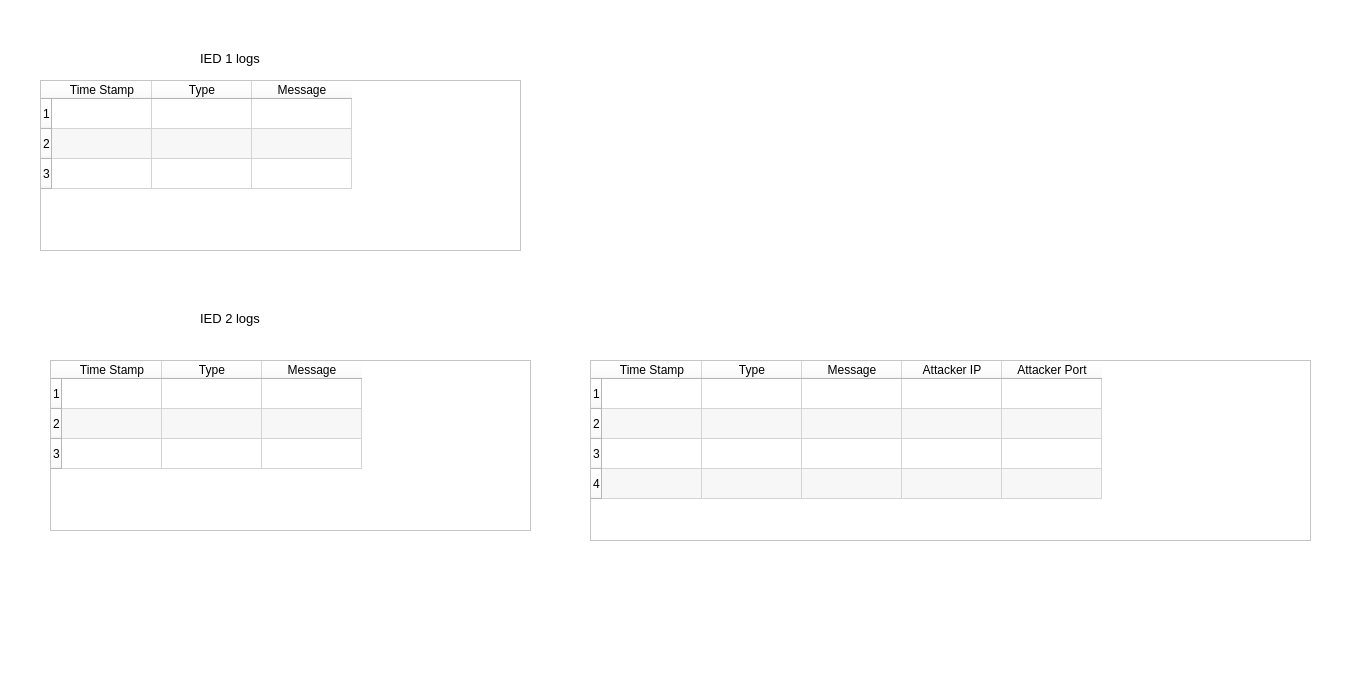
Before: the Qt Designer form ftp.ui in Saumya4321/Rahul_project, drawn with Qt 5.
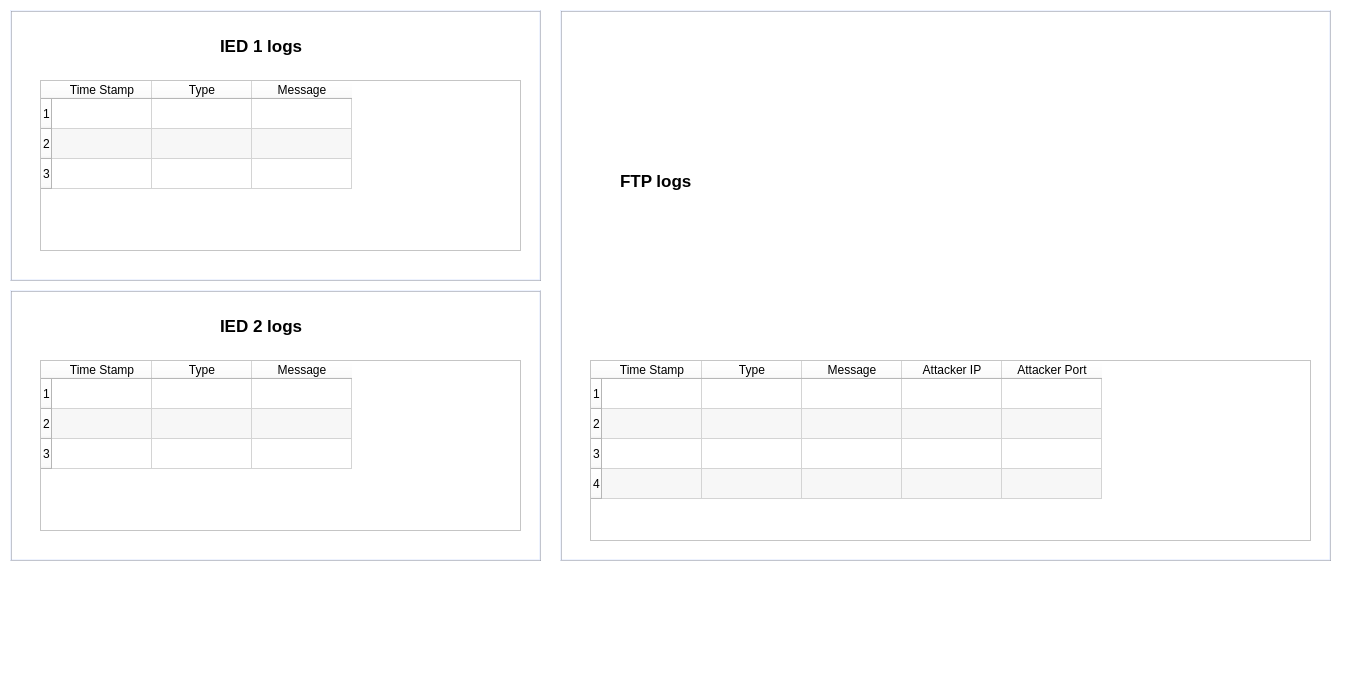
After: the same form once the commit is applied.

Commit message: added background colors for each log entry based on the entry "type"

What changed in the file:
```diff
--- a/ftp.ui
+++ b/ftp.ui
@@ -20,15 +20,17 @@
    <widget class="QLabel" name="label">
     <property name="geometry">
      <rect>
-      <x>200</x>
-      <y>50</y>
+      <x>220</x>
+      <y>30</y>
       <width>121</width>
-      <height>16</height>
+      <height>31</height>
      </rect>
     </property>
     <property name="font">
      <font>
-      <pointsize>10</pointsize>
+      <pointsize>13</pointsize>
+      <weight>75</weight>
+      <bold>true</bold>
      </font>
     </property>
     <property name="text">
@@ -38,15 +40,17 @@
    <widget class="QLabel" name="label_2">
     <property name="geometry">
      <rect>
-      <x>200</x>
+      <x>220</x>
       <y>310</y>
       <width>121</width>
-      <height>16</height>
+      <height>31</height>
      </rect>
     </property>
     <property name="font">
      <font>
-      <pointsize>10</pointsize>
+      <pointsize>13</pointsize>
+      <weight>75</weight>
+      <bold>true</bold>
      </font>
     </property>
     <property name="text">
@@ -117,7 +121,7 @@
    <widget class="QTableWidget" name="ied2">
     <property name="geometry">
      <rect>
-      <x>50</x>
+      <x>40</x>
       <y>360</y>
       <width>481</width>
       <height>171</height>
@@ -209,6 +213,79 @@
      </rect>
     </property>
    </widget>
+   <widget class="QLabel" name="label_6">
+    <property name="geometry">
+     <rect>
+      <x>620</x>
+      <y>160</y>
+      <width>91</width>
+      <height>41</height>
+     </rect>
+    </property>
+    <property name="font">
+     <font>
+      <pointsize>13</pointsize>
+      <weight>75</weight>
+      <bold>true</bold>
+     </font>
+    </property>
+    <property name="text">
+     <string>FTP logs</string>
+    </property>
+   </widget>
+   <widget class="QWidget" name="widget" native="true">
+    <property name="geometry">
+     <rect>
+      <x>10</x>
+      <y>10</y>
+      <width>531</width>
+      <height>271</height>
+     </rect>
+    </property>
+    <property name="styleSheet">
+     <string notr="true">border:2px solid rgba(151, 157, 172,150);
+border-style: ridge;</string>
+    </property>
+   </widget>
+   <widget class="QWidget" name="widget_2" native="true">
+    <property name="geometry">
+     <rect>
+      <x>10</x>
+      <y>290</y>
+      <width>531</width>
+      <height>271</height>
+     </rect>
+    </property>
+    <property name="styleSheet">
+     <string notr="true">border:2px solid rgba(151, 157, 172,150);
+border-style: ridge;</string>
+    </property>
+   </widget>
+   <widget class="QWidget" name="widget_3" native="true">
+    <property name="geometry">
+     <rect>
+      <x>560</x>
+      <y>10</y>
+      <width>771</width>
+      <height>551</height>
+     </rect>
+    </property>
+    <property name="styleSheet">
+     <string notr="true">border:2px solid rgba(151, 157, 172,150);
+border-style: ridge;</string>
+    </property>
+   </widget>
+   <zorder>widget_3</zorder>
+   <zorder>widget_2</zorder>
+   <zorder>widget</zorder>
+   <zorder>label</zorder>
+   <zorder>label_2</zorder>
+   <zorder>ied_json_display</zorder>
+   <zorder>ied1</zorder>
+   <zorder>ied2</zorder>
+   <zorder>ftp</zorder>
+   <zorder>chartWidget</zorder>
+   <zorder>label_6</zorder>
   </widget>
   <widget class="QMenuBar" name="menubar">
    <property name="geometry">
```
The commit also changes 2 other files.
